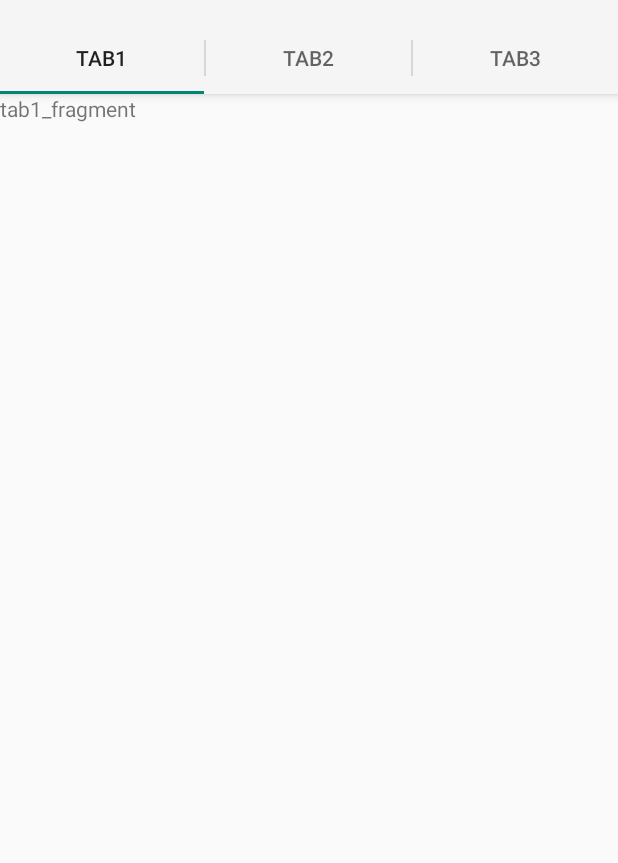
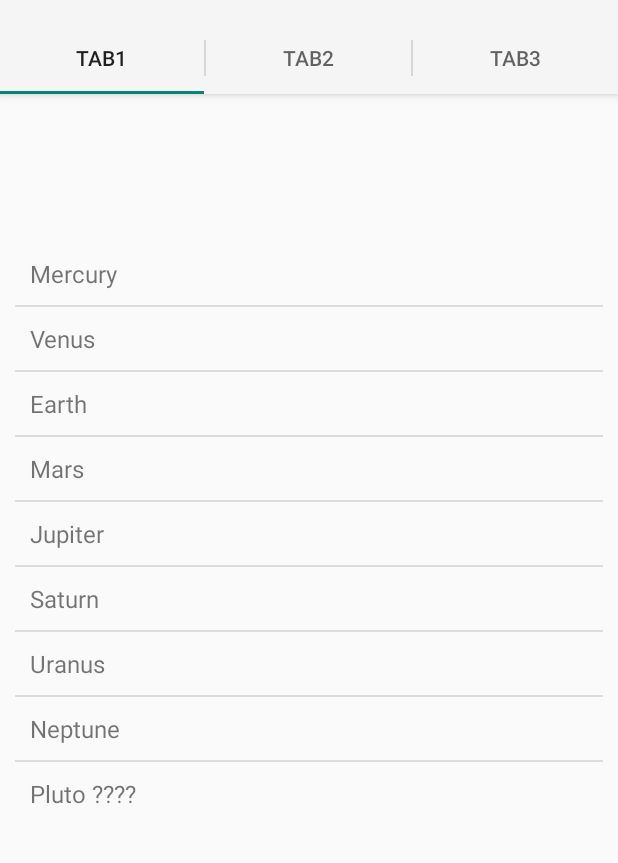
Before and after one commit to DanielKalicki/ModularElectronics, an Android app: the DeviceMainFragment screen opened directly, with no data from a screen before it, on a phone screen of 412 x 824 dp, the part 62-925 px from its top. Run offline under Robolectric (Android 15) with nearby library versions, the phone set to English and light mode, and no system bars; 4 statements that could not run were skipped.

Commit message:
Android Software -DeviceMainFragment populated with textViews and ListView

```diff
--- a/Android/ModularElectronics/app/src/main/java/modularelectronics/modularelectronics/BluetoothLeService.java
+++ b/Android/ModularElectronics/app/src/main/java/modularelectronics/modularelectronics/BluetoothLeService.java
@@ -34,7 +34,6 @@ public class BluetoothLeService extends Service {
     private static final int STATE_DISCONNECTED = 0;
     private static final int STATE_CONNECTING = 1;
     private static final int STATE_CONNECTED = 2;
-
 
     public final static String ACTION_GATT_CONNECTED =
             "com.example.bluetooth.le.ACTION_GATT_CONNECTED";
--- a/Android/ModularElectronics/app/src/main/java/modularelectronics/modularelectronics/DeviceMainFragment.java
+++ /dev/null
@@ -1,31 +0,0 @@
-package modularelectronics.modularelectronics;
-
-import android.os.Bundle;
-import android.support.v4.app.Fragment;
-import android.view.LayoutInflater;
-import android.view.View;
-import android.view.ViewGroup;
-import android.widget.TextView;
-
-public class DeviceMainFragment extends Fragment  {
-
-    @Override
-    public View onCreateView(LayoutInflater inflater, ViewGroup container,
-                             Bundle savedInstanceState) {
-        // Inflate the layout for this fragment
-        View V = inflater.inflate(R.layout.device_main_fragment, container, false);
-
-        return V;
-    }
-
-    public void setText(String text){
-        TextView textView = (TextView) (getView().findViewById(R.id.textField));
-        textView.setText(text);
-    }
-
-    public void appendText(String text){
-        TextView textView = (TextView) (getView().findViewById(R.id.textField));
-        textView.append(text);
-    }
-
-}
--- /dev/null
+++ b/Android/ModularElectronics/app/src/main/java/modularelectronics/modularelectronics/DeviceMainFragment/DeviceMainFragment.java
@@ -0,0 +1,69 @@
+package modularelectronics.modularelectronics.DeviceMainFragment;
+
+import android.os.Bundle;
+import android.support.v4.app.Fragment;
+import android.support.v4.app.ListFragment;
+import android.view.LayoutInflater;
+import android.view.View;
+import android.view.ViewGroup;
+import android.widget.ArrayAdapter;
+import android.widget.ListView;
+import android.widget.TextView;
+
+import java.util.ArrayList;
+import java.util.Arrays;
+
+import modularelectronics.modularelectronics.R;
+
+public class DeviceMainFragment extends ListFragment {
+
+    private ArrayAdapter<String> listAdapter ;
+    ArrayList<String> modulesList;
+
+    @Override
+    public View onCreateView(LayoutInflater inflater, ViewGroup container,
+                             Bundle savedInstanceState) {
+        // Inflate the layout for this fragment
+        View V = inflater.inflate(R.layout.device_main_fragment, container, false);
+
+        ListView moduleListView = (ListView) V.findViewById(android.R.id.list);
+        // Create and populate a List of planet names.
+        String[] modules = new String[] { "Mercury", "Venus", "Earth", "Mars",
+                "Jupiter", "Saturn", "Uranus", "Neptune"};
+        modulesList = new ArrayList<String>();
+        modulesList.addAll( Arrays.asList(modules) );
+
+        listAdapter = new ArrayAdapter<String>(getActivity(),R.layout.detected_modules_row, modulesList);
+
+        setListAdapter(listAdapter);
+
+        addNewModuleToList("Pluto ????");
+
+        return V;
+    }
+
+    public void addNewModuleToList(String text){
+        modulesList.add(text);
+        listAdapter.notifyDataSetChanged();
+    }
+
+    public void noBleDeviceFound(){
+        TextView textView = (TextView) (getView().findViewById(R.id.tvBleDeviceId));
+        textView.setText("No bluetooth device present");
+    }
+
+    public void setBleDeviceIdField(String text){
+        TextView textView = (TextView) (getView().findViewById(R.id.tvBleDeviceId));
+        textView.setText("Bluetooth module id: "+text);
+    }
+
+    public void setFrameCounter(String text){
+        TextView textView = (TextView) (getView().findViewById(R.id.tvFrameCounter));
+        textView.setText(text);
+    }
+
+    public void setReceiveDataField(String text){
+        TextView textView = (TextView) (getView().findViewById(R.id.tvReceiveData));
+        textView.setText(text);
+    }
+}
--- a/Android/ModularElectronics/app/src/main/java/modularelectronics/modularelectronics/FragmentPageAdapter.java
+++ b/Android/ModularElectronics/app/src/main/java/modularelectronics/modularelectronics/FragmentPageAdapter.java
@@ -3,6 +3,10 @@ package modularelectronics.modularelectronics;
 import android.support.v4.app.Fragment;
 import android.support.v4.app.FragmentManager;
 import android.support.v4.app.FragmentPagerAdapter;
+
+import modularelectronics.modularelectronics.DeviceMainFragment.DeviceMainFragment;
+import modularelectronics.modularelectronics.ModuleFragment.ModuleFragment;
+
 public class FragmentPageAdapter extends FragmentPagerAdapter {
     public FragmentPageAdapter(FragmentManager fm) {
         super(fm);
--- a/Android/ModularElectronics/app/src/main/java/modularelectronics/modularelectronics/MainActivity.java
+++ b/Android/ModularElectronics/app/src/main/java/modularelectronics/modularelectronics/MainActivity.java
@@ -60,6 +60,8 @@ import javax.xml.parsers.ParserConfigurationException;
 import android.support.v4.app.FragmentActivity;
 import android.support.v4.app.FragmentTabHost;
 
+import modularelectronics.modularelectronics.DeviceMainFragment.DeviceMainFragment;
+
 public class MainActivity extends FragmentActivity implements ActionBar.TabListener{
 
     private BluetoothAdapter mBluetoothAdapter;
@@ -84,6 +86,8 @@ public class MainActivity extends FragmentActivity implements ActionBar.TabListe
     ActionBar actionbar;
     ViewPager viewpager;
     FragmentPageAdapter ft;
+
+    DeviceMainFragment deviceMainFragment;
 
     Intent gattServiceIntent;
 
@@ -115,14 +119,45 @@ public class MainActivity extends FragmentActivity implements ActionBar.TabListe
     //-------------------------------------------
     //             Ble functions
     //-------------------------------------------
+    private void initializeBluetoothAdapter() {
+        // Use this check to determine whether BLE is supported on the device.  Then you can
+        // selectively disable BLE-related features.
+        if(!getPackageManager().hasSystemFeature(PackageManager.FEATURE_BLUETOOTH_LE)){
+            Toast.makeText(this,R.string.ble_not_supported,Toast.LENGTH_SHORT).show();
+            finish();
+        }
+
+        final BluetoothManager bluetoothManager =
+                (BluetoothManager) getSystemService(Context.BLUETOOTH_SERVICE);
+        mBluetoothAdapter = bluetoothManager.getAdapter();
+
+        // Ensures Bluetooth is available on the device and it is enabled. If not,
+        // displays a dialog requesting user permission to enable Bluetooth.
+        if (mBluetoothAdapter == null || !mBluetoothAdapter.isEnabled()) {
+            Toast.makeText(this, R.string.error_bluetooth_not_supported, Toast.LENGTH_SHORT).show();
+            finish();
+        }
+
+        //bleTerminal_text = (TextView)findViewById(R.id.ble_terminal_text);
+        //bleTerminal_text.append("Test\n");
+
+        //bleTerminal_output=(TextView)findViewById(R.id.BluetoothTerminal_output);
+
+        gattServiceIntent = new Intent(this, BluetoothLeService.class);
+        bindService(gattServiceIntent, mServiceConnection, Context.BIND_AUTO_CREATE);
+    }
     private final BroadcastReceiver mGattUpdateReceiver = new BroadcastReceiver() {
         @Override
         public void onReceive(Context context, Intent intent) {
             final String action = intent.getAction();
+            if(deviceMainFragment==null){
+                deviceMainFragment =(DeviceMainFragment)getSupportFragmentManager().findFragmentByTag("android:switcher:" + R.id.pager + ":" + 0);
+            }
             switch (action) {
                 case BluetoothLeService.ACTION_GATT_CONNECTED:
                     mConnected = true;
                     updateConnectionState("connected");
+                    deviceMainFragment.setBleDeviceIdField(mDeviceAddress);
                     invalidateOptionsMenu();
                     break;
                 case BluetoothLeService.ACTION_GATT_DISCONNECTED:
@@ -130,6 +165,7 @@ public class MainActivity extends FragmentActivity implements ActionBar.TabListe
                     updateConnectionState("unconnected");
                     //TODO automaticly try to connect again.
                     //bindService(gattServiceIntent, mServiceConnection, Context.BIND_AUTO_CREATE);
+                    deviceMainFragment.noBleDeviceFound();
                     invalidateOptionsMenu();
                     clearUI();
                     break;
@@ -330,13 +366,9 @@ public class MainActivity extends FragmentActivity implements ActionBar.TabListe
         //bleTerminal_text.setText("");
         //bleTerminal_text.append(modulesDescriptionFile);
         //bleTerminal_text.append("data frames ok:"+Integer.toString(dataCounter)+" err:"+Integer.toString(dataErrCounter)+"\n");
-        DeviceMainFragment_setText("");
-        DeviceMainFragment_appendText(modulesDescriptionFile);
-        DeviceMainFragment_appendText("data frames ok:"+Integer.toString(dataCounter)+" err:"+Integer.toString(dataErrCounter)+"\n");
-
+        deviceMainFragment.setFrameCounter("data frames ok:"+Integer.toString(dataCounter)+" err:"+Integer.toString(dataErrCounter)+"\n");
 
         if (data != null) {
-
             String[] dataSplit = data.split("\n");
             String lastOne = dataSplit[dataSplit.length - 1];
             String[] hexData=lastOne.split(" ");
@@ -351,7 +383,6 @@ public class MainActivity extends FragmentActivity implements ActionBar.TabListe
                 try {
                     if (d.get(1) != 68 ) {
                         //bleTerminal_output.setText("");
-                        DeviceMainFragment_setText("");
                         parseReceiveModuleData(d);
                     }
                 }catch(IndexOutOfBoundsException e){}
@@ -471,7 +502,7 @@ public class MainActivity extends FragmentActivity implements ActionBar.TabListe
 
     protected void graphInit(){
         // initialize graph series data
-        graphDataPoints = new GraphViewSeries(new GraphViewData[] {
+        /*graphDataPoints = new GraphViewSeries(new GraphViewData[] {
                 new GraphViewData(0, 0.0d)
         });
         graphView = new LineGraphView( this, plotVariableName );
@@ -483,9 +514,10 @@ public class MainActivity extends FragmentActivity implements ActionBar.TabListe
         graphView.setViewPort(0,graphDataPointsSize);
         //LinearLayout layout = (LinearLayout) findViewById(R.id.layout);
         //layout.addView(graphView);
+        */
     }
     protected void graphAddPoint(double x, double y){
-        if(graphDataPointX < x) { //x must be greater than previous x
+        /*if(graphDataPointX < x) { //x must be greater than previous x
             graphDataPointsSize++;
             graphDataPointX = x;
             if(graphDataPointsSize-graphStartPoint>1000){
@@ -494,19 +526,7 @@ public class MainActivity extends FragmentActivity implements ActionBar.TabListe
             graphView.setViewPort(graphStartPoint, graphDataPointsSize-graphStartPoint);
             graphDataPoints.appendData(new GraphViewData(x, y), true, 1000);
             graphView.redrawAll();
-        }
-    }
-
-    //-------------------------------------------
-    //      Fragments communication
-    //-------------------------------------------
-    void DeviceMainFragment_setText(String text){
-        DeviceMainFragment tab1 =(DeviceMainFragment)getSupportFragmentManager().findFragmentByTag("android:switcher:" + R.id.pager + ":" + 0);
-        tab1.setText(text);
-    }
-    void DeviceMainFragment_appendText(String text){
-        DeviceMainFragment tab1 =(DeviceMainFragment)getSupportFragmentManager().findFragmentByTag("android:switcher:" + R.id.pager + ":" + 0);
-        tab1.appendText(text);
+        }*/
     }
 
     //-------------------------------------------
@@ -567,34 +587,8 @@ public class MainActivity extends FragmentActivity implements ActionBar.TabListe
 
         graphInit();
 
-        // Use this check to determine whether BLE is supported on the device.  Then you can
-        // selectively disable BLE-related features.
-        if(!getPackageManager().hasSystemFeature(PackageManager.FEATURE_BLUETOOTH_LE)){
-            Toast.makeText(this,R.string.ble_not_supported,Toast.LENGTH_SHORT).show();
-            finish();
-        }
-
         // Initializes Bluetooth adapter.
-        final BluetoothManager bluetoothManager =
-                (BluetoothManager) getSystemService(Context.BLUETOOTH_SERVICE);
-        mBluetoothAdapter = bluetoothManager.getAdapter();
-
-        // Ensures Bluetooth is available on the device and it is enabled. If not,
-        // displays a dialog requesting user permission to enable Bluetooth.
-        if (mBluetoothAdapter == null || !mBluetoothAdapter.isEnabled()) {
-            Toast.makeText(this, R.string.error_bluetooth_not_supported, Toast.LENGTH_SHORT).show();
-            finish();
-        }
-
-        //bleTerminal_text = (TextView)findViewById(R.id.ble_terminal_text);
-        //bleTerminal_text.append("Test\n");
-
-        //bleTerminal_output=(TextView)findViewById(R.id.BluetoothTerminal_output);
-
-        gattServiceIntent = new Intent(this, BluetoothLeService.class);
-        bindService(gattServiceIntent, mServiceConnection, Context.BIND_AUTO_CREATE);
-
-        //bleTerminal_text.append("onCreate()\n");
+        initializeBluetoothAdapter();
 
         new Thread(new Runnable(){
             public void run(){
@@ -602,6 +596,10 @@ public class MainActivity extends FragmentActivity implements ActionBar.TabListe
             }
         }).start();
 
+    }
+    @Override
+    protected void onStart(){
+        super.onStart();
     }
     @Override
     protected void onResume() {
--- a/Android/ModularElectronics/app/src/main/java/modularelectronics/modularelectronics/ListViewItem.java
+++ b/Android/ModularElectronics/app/src/main/java/modularelectronics/modularelectronics/ModuleFragment/ListViewItem.java
@@ -1,4 +1,4 @@
-package modularelectronics.modularelectronics;
+package modularelectronics.modularelectronics.ModuleFragment;
 
 import android.graphics.drawable.Drawable;
 
--- a/Android/ModularElectronics/app/src/main/java/modularelectronics/modularelectronics/ListViewModuleInfoAdapter.java
+++ b/Android/ModularElectronics/app/src/main/java/modularelectronics/modularelectronics/ModuleFragment/ListViewModuleInfoAdapter.java
@@ -1,4 +1,4 @@
-package modularelectronics.modularelectronics;
+package modularelectronics.modularelectronics.ModuleFragment;
 
 import android.content.Context;
 import android.view.LayoutInflater;
@@ -9,6 +9,9 @@ import android.widget.ImageView;
 import android.widget.TextView;
 
 import java.util.List;
+
+import modularelectronics.modularelectronics.ModuleFragment.ListViewItem;
+import modularelectronics.modularelectronics.R;
 
 public  class ListViewModuleInfoAdapter extends ArrayAdapter<ListViewItem> {
 
--- a/Android/ModularElectronics/app/src/main/java/modularelectronics/modularelectronics/ModuleFragment.java
+++ b/Android/ModularElectronics/app/src/main/java/modularelectronics/modularelectronics/ModuleFragment/ModuleFragment.java
@@ -1,4 +1,4 @@
-package modularelectronics.modularelectronics;
+package modularelectronics.modularelectronics.ModuleFragment;
 
 import android.os.Bundle;
 import android.support.v4.app.ListFragment;
@@ -9,6 +9,8 @@ import android.widget.ListView;
 
 import java.util.ArrayList;
 import java.util.List;
+
+import modularelectronics.modularelectronics.R;
 
 public class ModuleFragment extends ListFragment {
     private List<ListViewItem> mItems;
@@ -25,7 +27,7 @@ public class ModuleFragment extends ListFragment {
         mItems.add(new ListViewItem(getResources().getDrawable(R.drawable.ic_launcher), "Value3", "Description3"));
 
         ListView list = (ListView) V.findViewById(android.R.id.list);
-        setListAdapter(new ListViewModuleInfoAdapter(getActivity(),mItems));
+        setListAdapter(new ListViewModuleInfoAdapter(getActivity(), mItems));
 
         return V;
     }
--- /dev/null
+++ b/Android/ModularElectronics/app/src/main/res/layout/detected_modules_row.xml
@@ -0,0 +1,9 @@
+<?xml version="1.0" encoding="utf-8"?>
+<TextView
+    xmlns:android="http://schemas.android.com/apk/res/android"
+    android:id="@+id/tvDetectedModule"
+    android:layout_width="fill_parent"
+    android:layout_height="wrap_content"
+    android:padding="10dp"
+    android:textSize="16sp" >
+</TextView>
--- a/Android/ModularElectronics/app/src/main/res/layout/device_main_fragment.xml
+++ b/Android/ModularElectronics/app/src/main/res/layout/device_main_fragment.xml
@@ -1,18 +1,61 @@
 <?xml version="1.0" encoding="utf-8"?>
-<LinearLayout xmlns:android="http://schemas.android.com/apk/res/android"
+<TableLayout xmlns:android="http://schemas.android.com/apk/res/android"
     xmlns:tools="http://schemas.android.com/tools"
     android:layout_width="match_parent"
     android:layout_height="match_parent"
     tools:context=".DeviceFragment"
     android:weightSum="1"
     android:baselineAligned="false"
-    >
+    android:paddingLeft="10dp"
+    android:paddingRight="10dp">
 
-    <TextView
-        android:layout_width="match_parent"
-        android:layout_height="498dp"
-        android:text="tab1_fragment"
-        android:layout_gravity="top|center_vertical"
-        android:id="@+id/textField" />
+    <TableRow
+        android:layout_width="fill_parent"
+        android:layout_height="fill_parent">
 
-</LinearLayout>
+        <TextView
+            android:layout_width="match_parent"
+            android:layout_height="32dp"
+            android:textAppearance="?android:attr/textAppearanceMedium"
+            android:id="@+id/tvBleDeviceId"
+            android:layout_span="2" />
+
+    </TableRow>
+
+    <TableRow
+        android:layout_width="fill_parent"
+        android:layout_height="fill_parent">
+
+        <TextView
+            android:layout_width="wrap_content"
+            android:layout_height="wrap_content"
+            android:textAppearance="?android:attr/textAppearanceSmall"
+            android:id="@+id/tvFrameCounter"
+            android:layout_column="1" />
+
+    </TableRow>
+
+    <TableRow
+        android:layout_width="fill_parent"
+        android:layout_height="fill_parent">
+
+        <TextView
+            android:layout_width="365dp"
+            android:layout_height="47dp"
+            android:textAppearance="?android:attr/textAppearanceSmall"
+            android:id="@+id/tvReceiveData"
+            android:layout_column="1" />
+    </TableRow>
+
+    <TableRow
+        android:layout_width="fill_parent"
+        android:layout_height="fill_parent">
+
+        <ListView
+            android:layout_width="wrap_content"
+            android:layout_height="wrap_content"
+            android:id="@android:id/list"
+            android:layout_column="1" />
+    </TableRow>
+
+</TableLayout>
--- a/Android/ModularElectronics/app/src/main/res/menu/menu_tab1.xml
+++ b/Android/ModularElectronics/app/src/main/res/menu/menu_tab1.xml
@@ -1,6 +1,6 @@
 <menu xmlns:android="http://schemas.android.com/apk/res/android"
     xmlns:tools="http://schemas.android.com/tools"
-    tools:context="modularelectronics.modularelectronics.DeviceMainFragment">
+    tools:context="modularelectronics.modularelectronics.DeviceMainFragment.DeviceMainFragment">
     <item android:id="@+id/action_settings" android:title="@string/action_settings"
         android:orderInCategory="100" android:showAsAction="never" />
 </menu>
--- a/Android/ModularElectronics/app/src/main/res/menu/menu_tab2.xml
+++ b/Android/ModularElectronics/app/src/main/res/menu/menu_tab2.xml
@@ -1,6 +1,6 @@
 <menu xmlns:android="http://schemas.android.com/apk/res/android"
     xmlns:tools="http://schemas.android.com/tools"
-    tools:context="modularelectronics.modularelectronics.ModuleFragment">
+    tools:context="modularelectronics.modularelectronics.ModuleFragment.ModuleFragment">
     <item android:id="@+id/action_settings" android:title="@string/action_settings"
         android:orderInCategory="100" android:showAsAction="never" />
 </menu>
```
